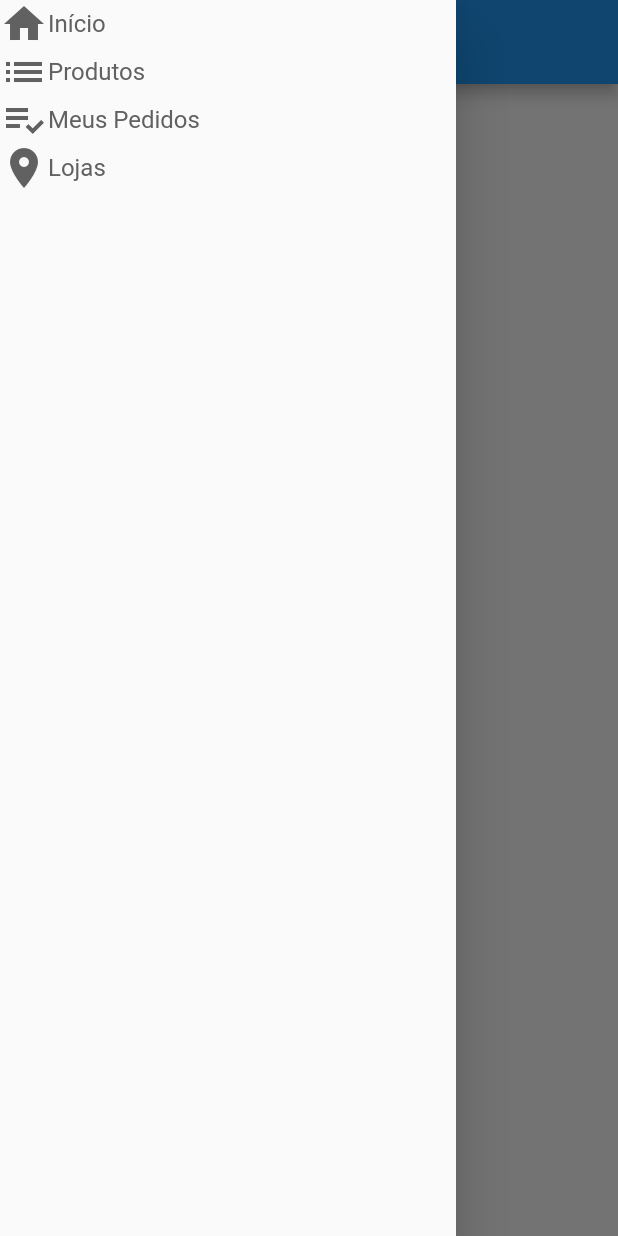
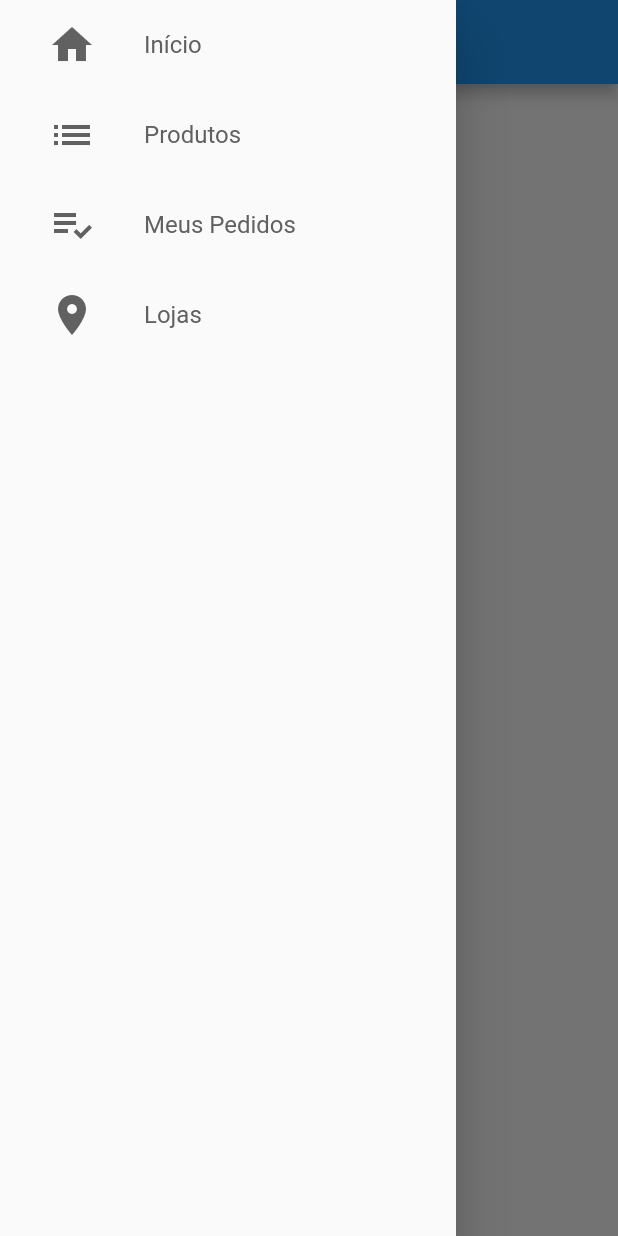
Before and after one commit to josimarminetefera/loja_virtual_completa, a Flutter app: the screen it shows after launch, with the side drawer open, on a phone screen of 412 x 824 dp. Run offline on Flutter 3.47's test engine with Material 2 defaults, Android fonts, the phone set to English and light mode, and no system bars; our stand-ins replace cloud_firestore, firebase_core; accounts and stored records are empty.

```diff
--- a/analysis_options.yaml
+++ b/analysis_options.yaml
@@ -28,7 +28,7 @@ linter:
     prefer_double_quotes: true
 
     # Good packages document everything
-    public_member_api_docs: true
+    public_member_api_docs: false
 
     # Blindly follow the Flutter code style, which prefers types everywhere
     always_specify_types: true
--- a/lib/common/custom_drawer/custom_drawer.dart
+++ b/lib/common/custom_drawer/custom_drawer.dart
@@ -7,10 +7,10 @@ class CustomDrawer extends StatelessWidget {
     return Drawer(
       child: ListView(
         children: [
-          CustomDrawerItem(iconData: Icons.home, titulo: "Início"),
-          CustomDrawerItem(iconData: Icons.list, titulo: "Produtos"),
-          CustomDrawerItem(iconData: Icons.playlist_add_check, titulo: "Meus Pedidos"),
-          CustomDrawerItem(iconData: Icons.location_on, titulo: "Lojas"),
+          CustomDrawerItem(iconData: Icons.home, titulo: "Início", pagina: 0),
+          CustomDrawerItem(iconData: Icons.list, titulo: "Produtos", pagina: 1),
+          CustomDrawerItem(iconData: Icons.playlist_add_check, titulo: "Meus Pedidos", pagina: 2),
+          CustomDrawerItem(iconData: Icons.location_on, titulo: "Lojas", pagina: 3),
         ],
       ),
     );
--- a/lib/common/custom_drawer/custom_drawer_item.dart
+++ b/lib/common/custom_drawer/custom_drawer_item.dart
@@ -1,19 +1,29 @@
 import 'package:flutter/material.dart';
 
 class CustomDrawerItem extends StatelessWidget {
-  CustomDrawerItem({@required this.iconData, @required this.titulo});
+  const CustomDrawerItem({@required this.iconData, @required this.titulo, @required this.pagina});
 
   final IconData iconData;
   final String titulo;
+  final int pagina;
 
   @override
   Widget build(BuildContext context) {
-    return Row(
+    return InkWell(
+      onTap: () {
+        debugPrint("Cliquei na página $pagina");
+      },
+      child: SizedBox(
+        height: 60,
+        child: Row(
           children: [
-        Icon(
+            Padding(
+              padding: EdgeInsets.symmetric(horizontal: 32),
+              child: Icon(
                 iconData,
                 size: 32,
                 color: Colors.grey[700],
+              ),
             ),
             Text(
               titulo,
@@ -23,6 +33,8 @@ class CustomDrawerItem extends StatelessWidget {
               ),
             ),
           ],
+        ),
+      ),
     );
   }
 }
```
Also changed, not shown: 1 other file. Lines whose indentation alone changed are shown as unchanged.
